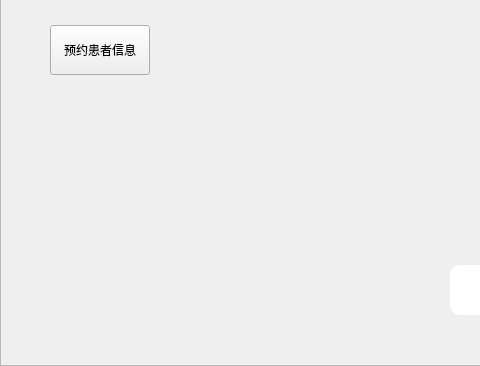
Qt form demo1/docmain.ui (KeviaWang/work) before a commit; both pictures show x 0 to 480 and y 143 to 509 of the 597 by 509 pixel window.
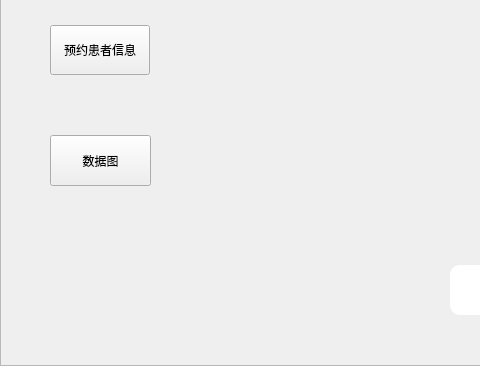
The same form after that commit. Icons and pictures are not drawn.

The edit to the form file:
```diff
--- a/demo1/docmain.ui
+++ b/demo1/docmain.ui
@@ -88,6 +88,19 @@
      <string>退出</string>
     </property>
    </widget>
+   <widget class="QPushButton" name="shujutu">
+    <property name="geometry">
+     <rect>
+      <x>50</x>
+      <y>280</y>
+      <width>101</width>
+      <height>51</height>
+     </rect>
+    </property>
+    <property name="text">
+     <string>数据图</string>
+    </property>
+   </widget>
   </widget>
  </widget>
  <resources/>
```
